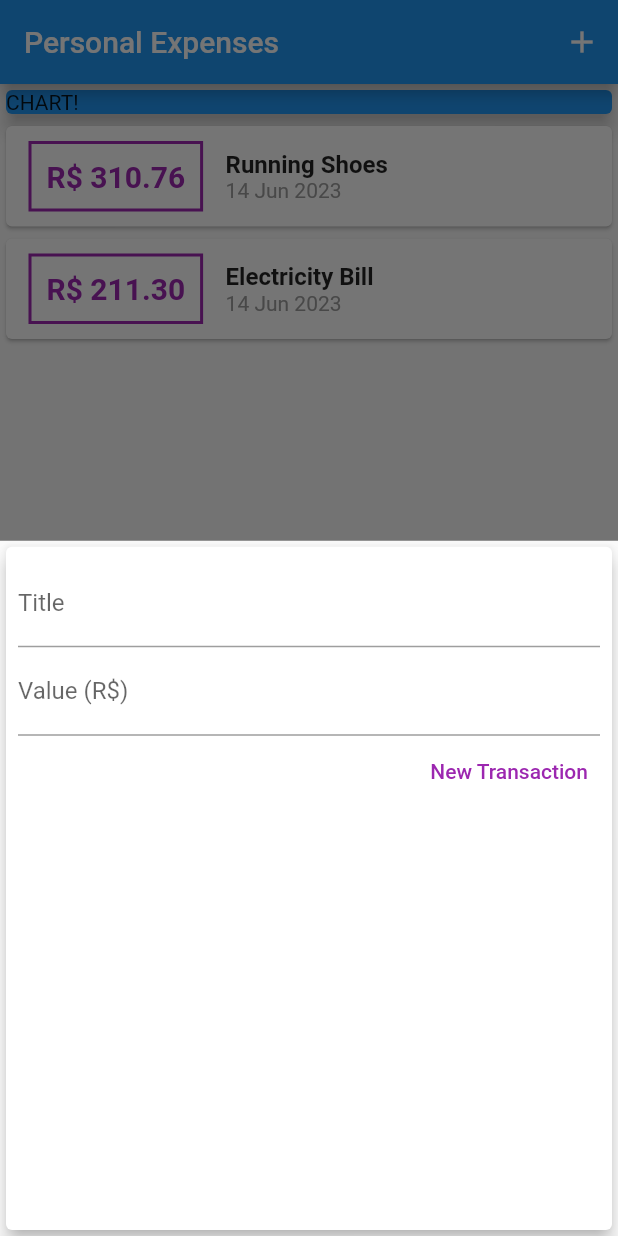
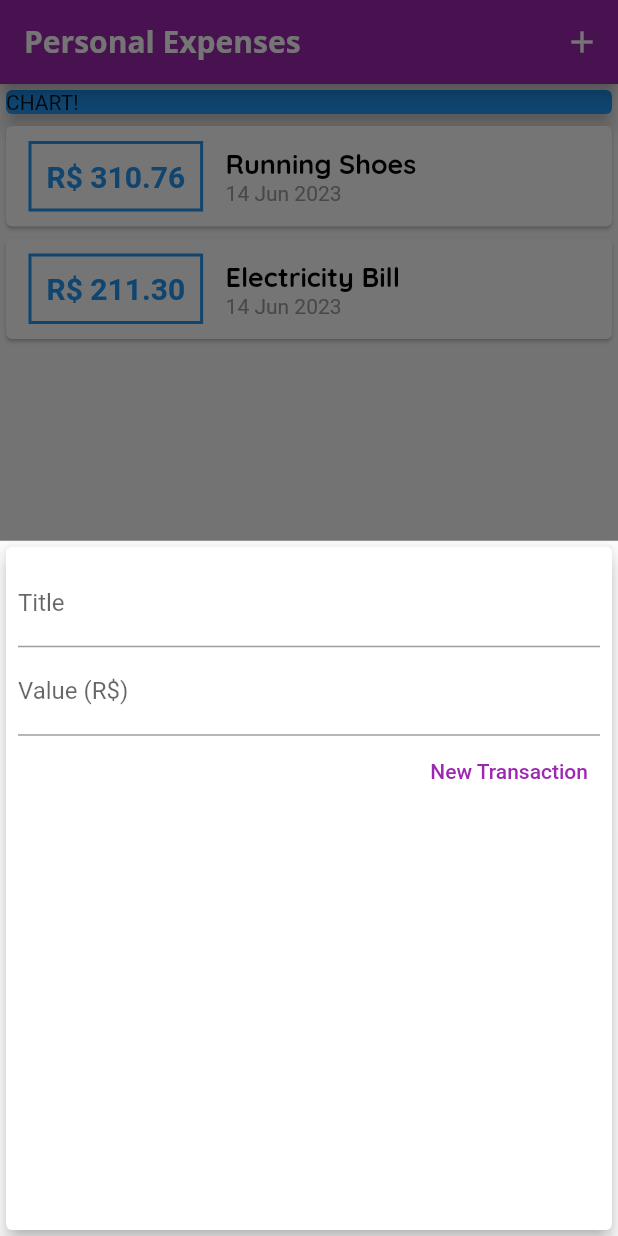
Before and after one commit to victorlopescc/weekly_expenses, a Flutter app: the screen it shows after launch, after a tap on the "add" icon, on a phone screen of 412 x 824 dp. Run offline on Flutter 3.47's test engine with Material 2 defaults, Android fonts, the phone set to English and light mode, and no system bars.

Commit message:
v0.7 - Theme

```diff
--- a/lib/components/transaction_list.dart
+++ b/lib/components/transaction_list.dart
@@ -25,17 +25,17 @@
                   ),
                   decoration: BoxDecoration(
                     border: Border.all(
-                      color: Colors.purple,
+                      color: Theme.of(context).primaryColor,
                       width: 2,
                     ),
                   ),
                   padding: const EdgeInsets.all(10),
                   child: Text(
                     'R\$ ${tr.value.toStringAsFixed(2)}',
-                    style: const TextStyle(
+                    style: TextStyle(
                       fontWeight: FontWeight.bold,
                       fontSize: 20,
-                      color: Colors.purple,
+                      color: Theme.of(context).primaryColor,
                     ),
                   ),
                 ),
@@ -44,10 +44,7 @@
                   children: [
                     Text(
                       tr.title,
-                      style: const TextStyle(
-                        fontSize: 16,
-                        fontWeight: FontWeight.bold,
-                      ),
+                      style: Theme.of(context).textTheme.titleLarge,
                     ),
                     Text(
                       DateFormat('d MMM y').format(tr.date),
--- a/lib/main.dart
+++ b/lib/main.dart
@@ -5,17 +5,39 @@
 import 'models/transaction.dart';
 
 void main(List<String> args) {
-  runApp(const ExpensesApp());
+  runApp(ExpensesApp());
 }
 
 class ExpensesApp extends StatelessWidget {
-  const ExpensesApp({super.key});
+  ExpensesApp({super.key});
+  final ThemeData themeData = ThemeData();
 
   @override
   Widget build(BuildContext context) {
-    return const MaterialApp(
+    return MaterialApp(
       debugShowCheckedModeBanner: false,
-      home: HomePage(),
+      home: const HomePage(),
+      theme: themeData.copyWith(
+        colorScheme: themeData.colorScheme.copyWith(
+          primary: Colors.purple,
+          secondary: Colors.amber,
+        ),
+        textTheme: themeData.textTheme.copyWith(
+          titleLarge: const TextStyle(
+            fontFamily: 'Quicksand',
+            fontSize: 18,
+            fontWeight: FontWeight.bold,
+            color: Colors.black,
+          ),
+        ),
+        appBarTheme: const AppBarTheme(
+          titleTextStyle: TextStyle(
+            fontFamily: 'OpenSans',
+            fontSize: 20,
+            fontWeight: FontWeight.bold,
+          ),
+        ),
+      ),
     );
   }
 }
```
Also changed, not shown: pubspec.yaml (+12 -12 lines), assets/fonts/OpenSans-Bold.ttf (added), assets/fonts/OpenSans-Regular.ttf (added), assets/fonts/Quicksand-Bold.ttf (added), assets/fonts/Quicksand-Regular.ttf (added).
